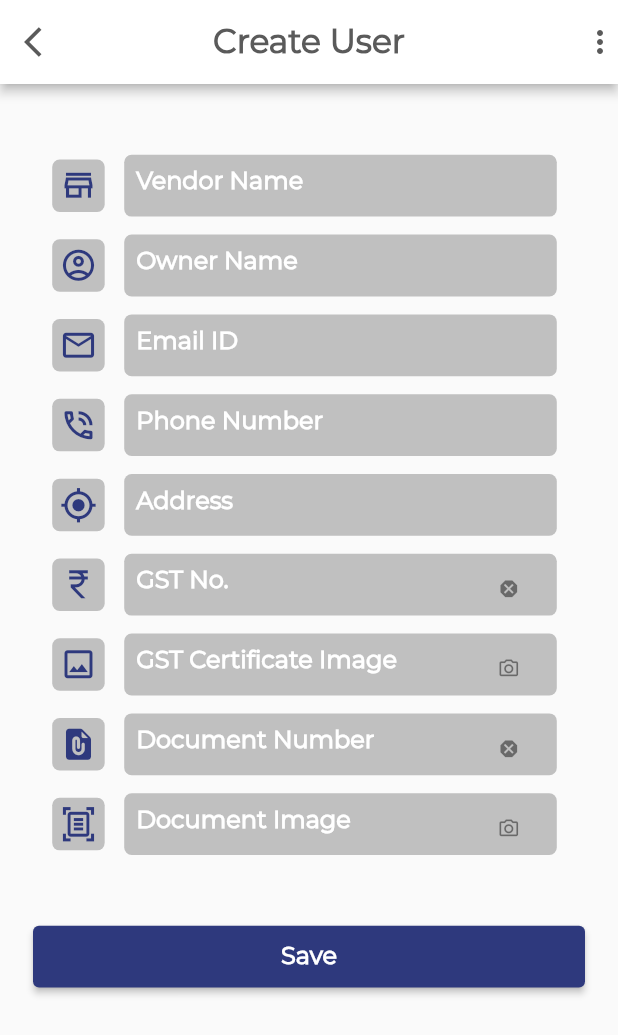
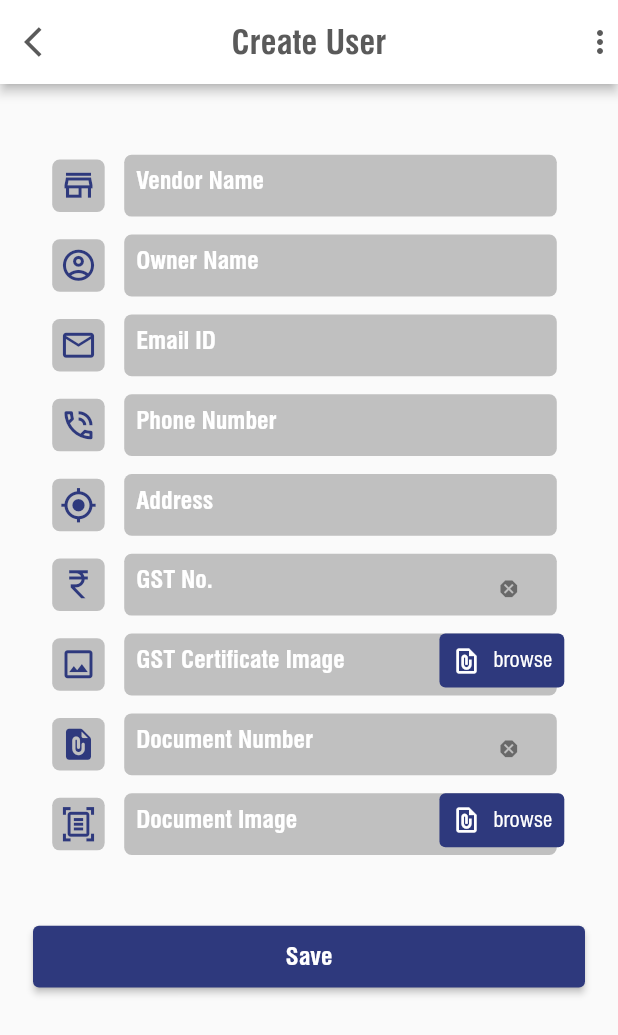
Before and after one commit to sadikRizvi31/ProfileUI, a Flutter app: the createVendor screen opened directly, on a phone screen of 412 x 824 dp. Shown: the top 1035 px of the screen. Run offline on Flutter 3.47's test engine with Material 2 defaults, Android fonts, the phone set to English and light mode, and no system bars; our stand-ins replace image_picker; network calls fail.

Commit message:
final commit

```diff
--- a/lib/Pages/AboutUs_T&C/aboutUs_TC.dart
+++ b/lib/Pages/AboutUs_T&C/aboutUs_TC.dart
@@ -1,4 +1,5 @@
 import 'package:flutter/material.dart';
+import 'package:praticing_ui/Widgets/SideBarMenu/sideBarMenu.dart';
 import 'package:praticing_ui/Widgets/appBar.dart';
 
 class aboutUs_TC extends StatelessWidget {
@@ -13,6 +14,7 @@ class aboutUs_TC extends StatelessWidget {
     final ThemeData themeData = Theme.of(context);
     return Scaffold(
       appBar: appBar(leading: Icons.arrow_back_ios,title: title,),
+      drawer: sideBarMenu(),
       body: SingleChildScrollView(
         scrollDirection: Axis.vertical,
         child: Container(
--- a/lib/Pages/HomeScreen/Components/createVendor.dart
+++ b/lib/Pages/HomeScreen/Components/createVendor.dart
@@ -1,6 +1,8 @@
 import 'package:flutter/material.dart';
+import 'package:praticing_ui/Pages/HomeScreen/Components/imagePicker.dart';
 import 'package:praticing_ui/Pages/ProfilePage/Components/saveButton.dart';
 import 'package:praticing_ui/Pages/ProfilePage/Components/textInput.dart';
+import 'package:praticing_ui/Widgets/SideBarMenu/sideBarMenu.dart';
 
 import '../../../Widgets/appBar.dart';
 
@@ -11,6 +13,7 @@ class createVendor extends StatelessWidget {
   Widget build(BuildContext context) {
     return Scaffold(
       appBar: appBar(leading: Icons.arrow_back_ios,title: 'Create User',trailing: Icons.more_vert_outlined,),
+      drawer: sideBarMenu(),
       body: Column(
         crossAxisAlignment: CrossAxisAlignment.center,
         children: [
@@ -21,9 +24,9 @@ class createVendor extends StatelessWidget {
           textInput(icon: Icons.phone_in_talk_outlined,hintText: "Phone Number",keyboardType: TextInputType.phone),
           textInput(icon: Icons.my_location_outlined, hintText: "Address",keyboardType: TextInputType.streetAddress),
           textInput(icon: Icons.currency_rupee, hintText: "GST No.",suffixIcon: Icons.dangerous,keyboardType: TextInputType.number),
-          textInput(icon: Icons.image_outlined, hintText: "GST Certificate Image", suffixIcon: Icons.photo_camera_outlined,keyboardType: TextInputType.none),
+          imagePicker(icon: Icons.image_outlined, hintText: "GST Certificate Image"),
           textInput(icon: Icons.file_present_rounded, hintText: "Document Number",suffixIcon: Icons.dangerous,keyboardType: TextInputType.number),
-          textInput(icon: Icons.document_scanner_outlined, hintText: "Document Image", suffixIcon: Icons.photo_camera_outlined,keyboardType: TextInputType.none),
+          imagePicker(icon: Icons.document_scanner_outlined, hintText: "Document Image",),
           SizedBox(height: MediaQuery.of(context).size.height * 0.05,),
           Container(margin: EdgeInsets.only(left: 22,right: 22),child: saveButton(text: "Save")),
         ],
--- /dev/null
+++ b/lib/Pages/HomeScreen/Components/imagePicker.dart
@@ -0,0 +1,99 @@
+import 'dart:io';
+
+import 'package:flutter/material.dart';
+import 'package:flutter/services.dart';
+import 'package:image_picker/image_picker.dart';
+
+import '../../../Utils/constants.dart';
+
+class imagePicker extends StatefulWidget {
+
+  final IconData icon;
+  String hintText;
+
+  imagePicker({required this.icon,required this.hintText});
+
+  @override
+  State<imagePicker> createState() => _imagePickerState();
+}
+
+class _imagePickerState extends State<imagePicker> {
+  File? image;
+
+  Future pickImage() async {
+    try {
+      final image = await ImagePicker().pickImage(source: ImageSource.gallery);
+
+      if(image == null) return;
+
+      final imageTemp = File(image.path);
+
+      setState(() => this.image = imageTemp);
+    } on PlatformException catch(e) {
+      print('Failed to pick image: $e');
+    }
+  }
+
+  @override
+  Widget build(BuildContext context) {
+    final ThemeData themeData = Theme.of(context);
+    return Row(
+      mainAxisAlignment: MainAxisAlignment.center,
+      children: [
+        Container(
+          decoration: BoxDecoration(
+            borderRadius: BorderRadius.circular(5.0),
+            color: COLOR_GREY,
+          ),
+          padding: const EdgeInsets.all(5),
+          child: Icon(widget.icon,size: 25,color: COLOR_INDIGO,),
+        ),
+        SizedBox(width: 7.0,),
+        Flexible(
+          child: Stack(
+            children: [
+              Container(
+                height: MediaQuery.of(context).size.height * 0.05,
+                width: MediaQuery.of(context).size.width * 0.7,
+                padding: EdgeInsets.all(8.0),
+                margin: EdgeInsets.all(6.0),
+                decoration: BoxDecoration(
+                  color: COLOR_GREY,
+                  borderRadius: BorderRadius.circular(5.0),
+                ),
+                child: TextField(
+                  style: themeData.textTheme.headline5,
+                  keyboardType: TextInputType.none,
+                  decoration: new InputDecoration(
+                    isCollapsed: true,
+                    border: InputBorder.none,
+                    hintText: widget.hintText,
+                    hintStyle: themeData.textTheme.headline4,
+                  ),
+                ),
+              ),
+              Positioned(
+                right: 1.0,
+                top: 0.0,
+                child: TextButton.icon(
+
+                  style: ButtonStyle(
+                    backgroundColor: MaterialStateProperty.all<Color>(COLOR_INDIGO),
+                  ),
+                    icon: Icon(Icons.file_present_outlined,size: 20,color: COLOR_WHITE),
+                    onPressed: () {
+                      pickImage();
+                      setState(() {
+                        widget.hintText = image!.path.toString();
+                      });
+                    },
+                    label: Text('browse',style: TextStyle(color: COLOR_WHITE),)
+                ),
+              ),
+            ],
+          )
+        ),
+      ],
+    );
+  }
+}
--- a/lib/Pages/ProfilePage/Components/textInput.dart
+++ b/lib/Pages/ProfilePage/Components/textInput.dart
@@ -37,6 +37,7 @@ class textInput extends StatelessWidget {
               borderRadius: BorderRadius.circular(5.0),
             ),
             child: TextField(
+              style: themeData.textTheme.headline5,
               keyboardType: keyboardType,
               decoration: new InputDecoration(
                 isCollapsed: true,
--- a/lib/Pages/TableView/tableView.dart
+++ b/lib/Pages/TableView/tableView.dart
@@ -2,6 +2,7 @@ import 'package:flutter/material.dart';
 import 'package:praticing_ui/Pages/TableView/Components/dataTable.dart';
 import 'package:praticing_ui/Pages/TableView/Components/tableOptionMenu.dart';
 import 'package:praticing_ui/Utils/constants.dart';
+import 'package:praticing_ui/Widgets/SideBarMenu/sideBarMenu.dart';
 import 'package:praticing_ui/Widgets/appBar.dart';
 import 'package:praticing_ui/Widgets/bottomNavigationBar.dart';
 
@@ -26,6 +27,7 @@ class tableView extends StatelessWidget {
                   ['Total Vendor','Create Vendor']
       ),
 
+      drawer: sideBarMenu(),
       body: Column(
         crossAxisAlignment: CrossAxisAlignment.end,
         children: [
--- a/lib/Widgets/appBar.dart
+++ b/lib/Widgets/appBar.dart
@@ -1,5 +1,6 @@
 import 'package:flutter/material.dart';
 import 'package:praticing_ui/Pages/HomeScreen/Components/createVendor.dart';
+import 'package:praticing_ui/Widgets/SideBarMenu/sideBarMenu.dart';
 
 import '../Pages/ProfilePage/Components/saveButton.dart';
 import '../Pages/ProfilePage/Components/textInput.dart';
@@ -10,12 +11,13 @@ import 'customDialog.dart';
 
 class appBar extends StatelessWidget with PreferredSizeWidget {
 
+  final GlobalKey<ScaffoldState>? scaffoldKey;
   final IconData leading;
   final IconData? trailing;
   final String title;
   final List<String>? list;
 
-  appBar({required this.leading,this.trailing,required this.title, this.list});
+  appBar({required this.leading,this.trailing,required this.title, this.list,this.scaffoldKey});
 
   @override
   Widget build(BuildContext context) {
@@ -85,7 +87,10 @@ class appBar extends StatelessWidget with PreferredSizeWidget {
           leading,
           color: COLOR_DARKGREY,
         ),
-        onPressed: () {},
+        onPressed: () {
+          (leading.toString()).contains('IconData(U+0E3DC)') ? scaffoldKey!.currentState!.openDrawer() : Navigator.pop(context);
+          print(leading);
+        },
       ),
       actions: [
         //IconButton(onPressed: (){}, icon: Icon(trailing != null ? trailing : null),tooltip: 'search icon',color: COLOR_INDIGO,),
--- a/lib/main.dart
+++ b/lib/main.dart
@@ -1,5 +1,6 @@
 import 'package:flutter/material.dart';
 import 'package:praticing_ui/Pages/HomeScreen/HomeScreen.dart';
+import 'package:praticing_ui/Pages/HomeScreen/SplashScreen.dart';
 
 import 'package:praticing_ui/Utils/constants.dart';
 
@@ -19,8 +20,8 @@ class _MyAppState extends State<MyApp> {
   Widget build(BuildContext context) {
     return MaterialApp(
       debugShowCheckedModeBanner: false,
-      theme: ThemeData(primaryColor: COLOR_INDIGO,accentColor: COLOR_WHITE, textTheme: TEXT_THEME_DEFAULT,fontFamily: 'Montserrat'),
-      home: HomeScreen(),
+      theme: ThemeData(primaryColor: COLOR_INDIGO,accentColor: COLOR_WHITE, textTheme: TEXT_THEME_DEFAULT,fontFamily: 'Swiss721'),
+      home: SplashScreen(),
     );
   }
 }
```
Also changed, not shown: lib/Pages/HomeScreen/HomeScreen.dart (+9 -6 lines), lib/Pages/HomeScreen/SplashScreen.dart (+23 -9 lines), lib/Pages/ProfilePage/Components/CircularImage.dart (+33 -5 lines), lib/Pages/TableView/Components/dropDown.dart (+21 -6 lines), pubspec.yaml (+9 -3 lines), assets/fonts/Swiss721BoldCondensedBT.ttf (added), assets/fonts/Swiss721CondensedBT.ttf (added), assets/images/img.png (added), pubspec.lock, 1 other file.
